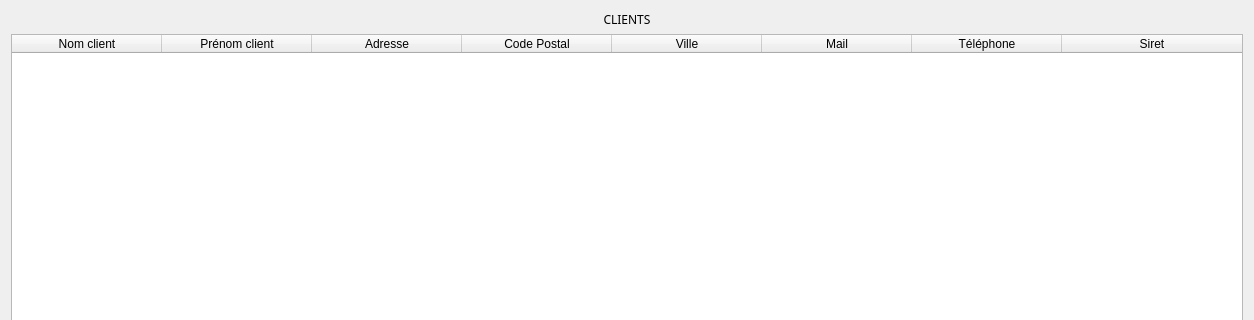
Qt form PPE/ClientWidget.ui (fallonloicc/PPE-Qt) before a commit; both pictures show x 0 to 1254 and y 0 to 320 of the 1254 by 782 pixel window.
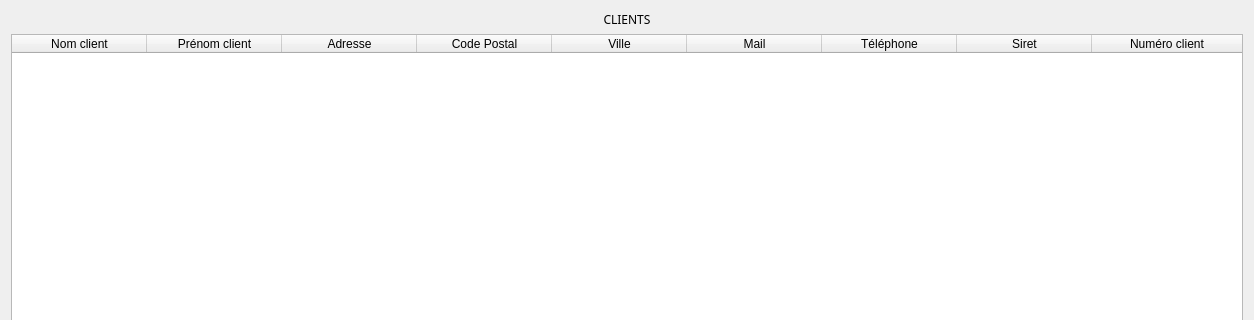
The same form after that commit.

Patch:
```diff
--- a/PPE/ClientWidget.ui
+++ b/PPE/ClientWidget.ui
@@ -52,10 +52,10 @@
           <number>3</number>
          </property>
          <attribute name="horizontalHeaderDefaultSectionSize">
-          <number>150</number>
+          <number>135</number>
          </attribute>
          <attribute name="horizontalHeaderMinimumSectionSize">
-          <number>150</number>
+          <number>135</number>
          </attribute>
          <attribute name="horizontalHeaderStretchLastSection">
           <bool>true</bool>
@@ -100,6 +100,11 @@
            <string>Siret</string>
           </property>
          </column>
+         <column>
+          <property name="text">
+           <string>Numéro client</string>
+          </property>
+         </column>
         </widget>
        </item>
       </layout>
```
